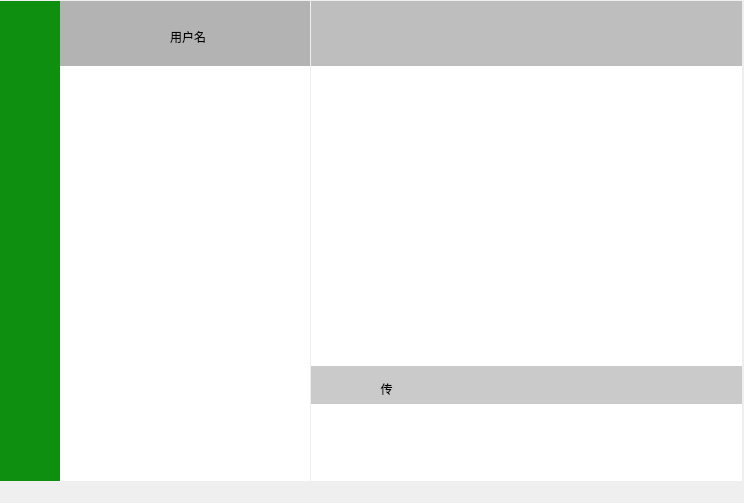
This is ChatClient/mainwindow.ui in Zinobali/EmoChat as Qt 5 draws it before an edit. The edited form follows.
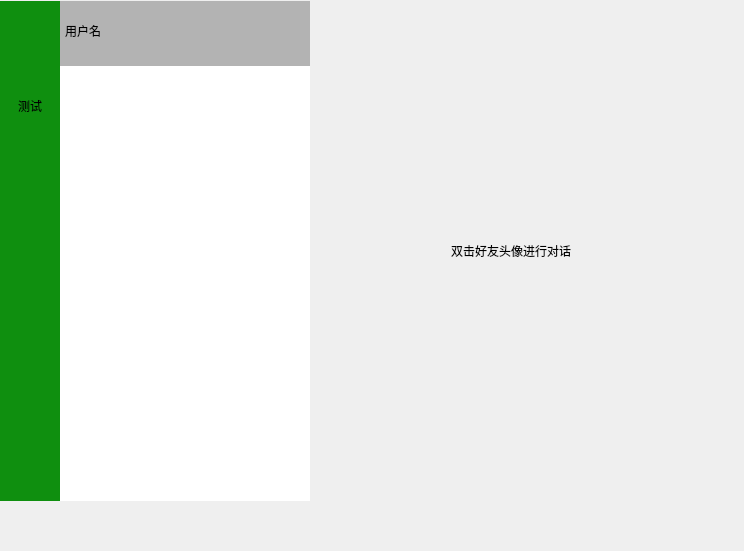
This is the edited form. Custom widgets are drawn as their Qt base class.

The edit to the form file:
```diff
--- a/ChatClient/mainwindow.ui
+++ b/ChatClient/mainwindow.ui
@@ -7,7 +7,7 @@
     <x>0</x>
     <y>0</y>
     <width>744</width>
-    <height>503</height>
+    <height>551</height>
    </rect>
   </property>
   <property name="windowTitle">
@@ -139,24 +139,15 @@
          <bool>false</bool>
         </attribute>
        </widget>
-       <widget class="QWidget" name="widget" native="true">
-        <property name="geometry">
-         <rect>
-          <x>80</x>
-          <y>10</y>
-          <width>191</width>
-          <height>51</height>
-         </rect>
-        </property>
-        <layout class="QHBoxLayout" name="horizontalLayout">
-         <property name="spacing">
-          <number>0</number>
-         </property>
-         <property name="topMargin">
-          <number>0</number>
-         </property>
-         <item>
           <widget class="QLabel" name="avatarLabel">
+        <property name="geometry">
+         <rect>
+          <x>5</x>
+          <y>5</y>
+          <width>50</width>
+          <height>50</height>
+         </rect>
+        </property>
            <property name="minimumSize">
             <size>
              <width>50</width>
@@ -179,24 +170,15 @@
             <string/>
            </property>
           </widget>
-         </item>
-         <item>
-          <layout class="QVBoxLayout" name="verticalLayout">
-           <item>
-            <spacer name="verticalSpacer">
-             <property name="orientation">
-              <enum>Qt::Vertical</enum>
-             </property>
-             <property name="sizeHint" stdset="0">
-              <size>
-               <width>17</width>
-               <height>5</height>
-              </size>
-             </property>
-            </spacer>
-           </item>
-           <item>
             <widget class="QLabel" name="userNameLabel">
+        <property name="geometry">
+         <rect>
+          <x>65</x>
+          <y>20</y>
+          <width>80</width>
+          <height>20</height>
+         </rect>
+        </property>
              <property name="minimumSize">
               <size>
                <width>80</width>
@@ -213,28 +195,23 @@
               <string>用户名</string>
              </property>
             </widget>
-           </item>
-           <item>
-            <spacer name="verticalSpacer_2">
-             <property name="orientation">
-              <enum>Qt::Vertical</enum>
-             </property>
-             <property name="sizeHint" stdset="0">
-              <size>
-               <width>17</width>
-               <height>5</height>
-              </size>
-             </property>
-            </spacer>
-           </item>
-          </layout>
-         </item>
-        </layout>
+       <widget class="QPushButton" name="pushButton">
+        <property name="geometry">
+         <rect>
+          <x>5</x>
+          <y>80</y>
+          <width>50</width>
+          <height>50</height>
+         </rect>
+        </property>
+        <property name="text">
+         <string>测试</string>
+        </property>
        </widget>
       </widget>
      </item>
      <item>
-      <widget class="QWidget" name="chatWidget" native="true">
+      <widget class="QStackedWidget" name="chatStackedWidget">
        <property name="minimumSize">
         <size>
          <width>431</width>
@@ -247,128 +224,21 @@
          <height>501</height>
         </size>
        </property>
-       <widget class="QLabel" name="friendNameLabel">
+       <widget class="QWidget" name="chatDefaultPage">
+        <widget class="QLabel" name="label_3">
         <property name="geometry">
          <rect>
-          <x>1</x>
-          <y>1</y>
-          <width>121</width>
-          <height>62</height>
-         </rect>
-        </property>
-        <property name="frameShape">
-         <enum>QFrame::Box</enum>
-        </property>
-        <property name="frameShadow">
-         <enum>QFrame::Sunken</enum>
-        </property>
+           <x>140</x>
+           <y>240</y>
+           <width>151</width>
+           <height>20</height>
+          </rect>
+         </property>
         <property name="text">
-         <string/>
-        </property>
-        <property name="alignment">
-         <set>Qt::AlignCenter</set>
-        </property>
-       </widget>
-       <widget class="QLabel" name="label_4">
-        <property name="geometry">
-         <rect>
-          <x>0</x>
-          <y>0</y>
-          <width>432</width>
-          <height>65</height>
-         </rect>
-        </property>
-        <property name="styleSheet">
-         <string notr="true">background-color: rgb(190, 190, 190);</string>
-        </property>
-        <property name="frameShape">
-         <enum>QFrame::Box</enum>
-        </property>
-        <property name="frameShadow">
-         <enum>QFrame::Sunken</enum>
-        </property>
-        <property name="text">
-         <string/>
-        </property>
+          <string>双击好友头像进行对话</string>
+         </property>
+        </widget>
        </widget>
-       <widget class="QTextBrowser" name="chatTextBrowser">
-        <property name="geometry">
-         <rect>
-          <x>0</x>
-          <y>65</y>
-          <width>431</width>
-          <height>300</height>
-         </rect>
-        </property>
-       </widget>
-       <widget class="QPushButton" name="transPushButton">
-        <property name="geometry">
-         <rect>
-          <x>60</x>
-          <y>375</y>
-          <width>31</width>
-          <height>25</height>
-         </rect>
-        </property>
-        <property name="text">
-         <string>传</string>
-        </property>
-        <property name="flat">
-         <bool>false</bool>
-        </property>
-       </widget>
-       <widget class="QLabel" name="label_5">
-        <property name="geometry">
-         <rect>
-          <x>0</x>
-          <y>365</y>
-          <width>432</width>
-          <height>40</height>
-         </rect>
-        </property>
-        <property name="styleSheet">
-         <string notr="true">background-color: rgb(202, 202, 202);</string>
-        </property>
-        <property name="frameShape">
-         <enum>QFrame::Box</enum>
-        </property>
-        <property name="frameShadow">
-         <enum>QFrame::Sunken</enum>
-        </property>
-        <property name="text">
-         <string/>
-        </property>
-       </widget>
-       <widget class="QTextEdit" name="chatTextEdit">
-        <property name="geometry">
-         <rect>
-          <x>0</x>
-          <y>403</y>
-          <width>431</width>
-          <height>97</height>
-         </rect>
-        </property>
-       </widget>
-       <widget class="QPushButton" name="sendPushButton">
-        <property name="geometry">
-         <rect>
-          <x>355</x>
-          <y>476</y>
-          <width>75</width>
-          <height>25</height>
-         </rect>
-        </property>
-        <property name="text">
-         <string>发  送(S)</string>
-        </property>
-       </widget>
-       <zorder>label_4</zorder>
-       <zorder>chatTextBrowser</zorder>
-       <zorder>label_5</zorder>
-       <zorder>chatTextEdit</zorder>
-       <zorder>sendPushButton</zorder>
-       <zorder>friendNameLabel</zorder>
-       <zorder>transPushButton</zorder>
       </widget>
      </item>
     </layout>
@@ -386,6 +256,13 @@
   </widget>
   <widget class="QStatusBar" name="statusbar"/>
  </widget>
+ <customwidgets>
+  <customwidget>
+   <class>FriendListView</class>
+   <extends>QListView</extends>
+   <header>friendlistview.h</header>
+  </customwidget>
+ </customwidgets>
  <resources/>
  <connections/>
 </ui>
```
Left out of the diff: 14 changed lines with no effect on the pictures. Lines whose indentation alone changed are shown as unchanged.
